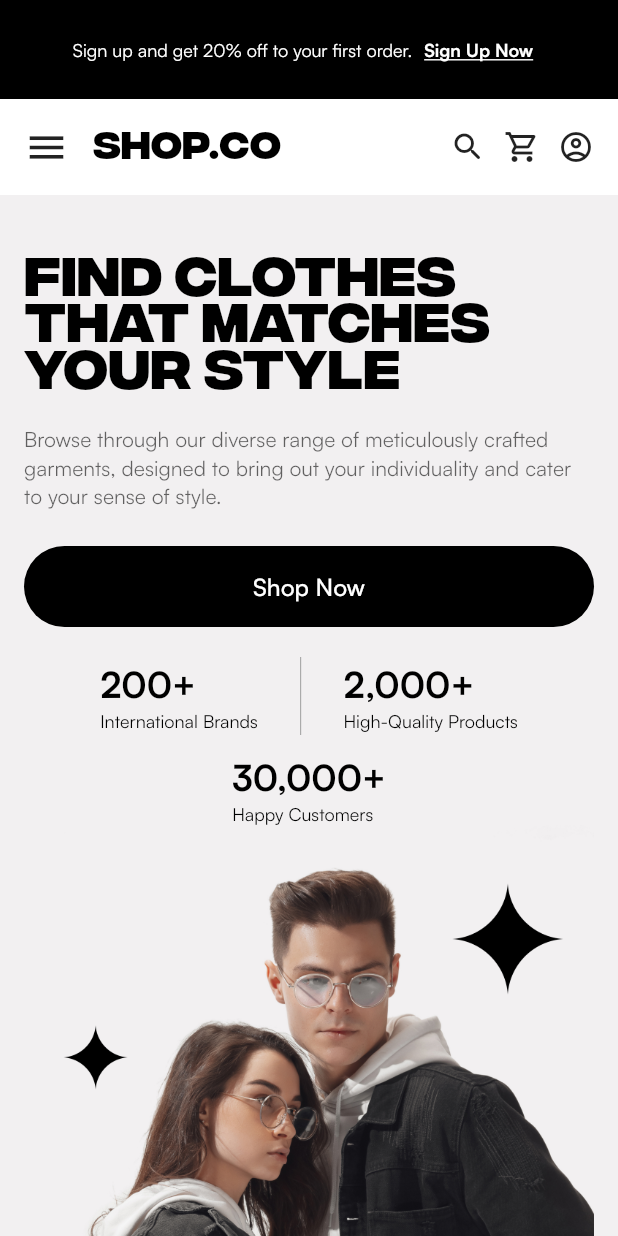
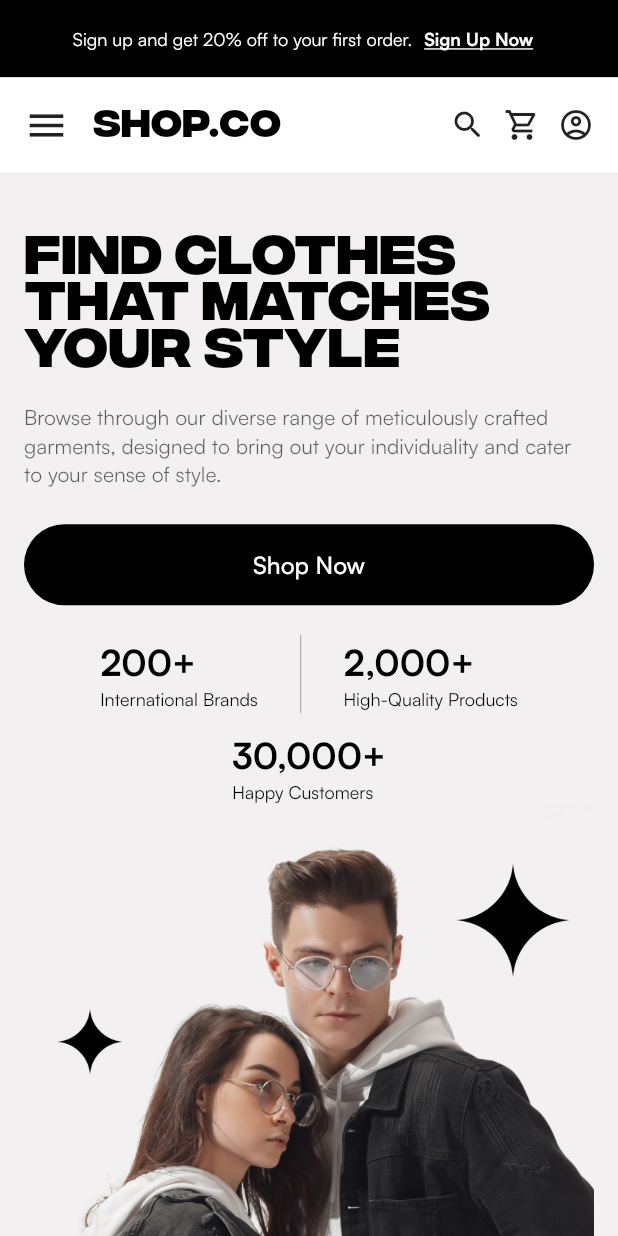
Before and after one commit to rcahya007/shop.co, a Flutter app: the screen it shows after launch, on a phone screen of 412 x 824 dp. Run offline on Flutter 3.47's test engine with Material 2 defaults, Android fonts, the phone set to English and light mode, and no system bars; drawn by our look-alikes of auto_size_text.

Commit message:
Page One

```diff
--- a/config.json
+++ b/config.json
@@ -2,5 +2,7 @@
     "modules": [],
     "module_directory_name": "module",
     "experimental_mode": false,
-    "unfreezed": true
+    "learning_mode": false,
+    "unfreezed": true,
+    "use_cubit": false
 }
--- a/lib/common/widgets/banner_disc.dart
+++ b/lib/common/widgets/banner_disc.dart
@@ -16,7 +16,9 @@ class BannerDisc extends StatelessWidget {
 
   @override
   Widget build(BuildContext context) {
-    return Container(
+    return AspectRatio(
+      aspectRatio: 16 / 2,
+      child: Container(
         decoration: BoxDecoration(
           color: colorBlack,
         ),
@@ -48,6 +50,7 @@ class BannerDisc extends StatelessWidget {
             ],
           ),
         ),
+      ),
     );
   }
 }
--- a/lib/presentation/homepage/home_page.dart
+++ b/lib/presentation/homepage/home_page.dart
@@ -2,6 +2,7 @@ import 'package:flutter/material.dart';
 import 'package:shop_co/responsive/desktop_body.dart';
 import 'package:shop_co/responsive/mobile_body.dart';
 import 'package:shop_co/responsive/responsive_layout.dart';
+import 'package:shop_co/responsive/tablet_body.dart';
 
 class HomePage extends StatefulWidget {
   const HomePage({super.key});
@@ -16,6 +17,7 @@ class _HomePageState extends State<HomePage> {
     return const Scaffold(
       body: ResponsiveLayout(
         mobileBody: MyMobileBody(),
+        tabletBody: MyTabletBody(),
         desktopBody: MyDesktopBody(),
       ),
     );
--- a/lib/responsive/dimensions.dart
+++ b/lib/responsive/dimensions.dart
@@ -1 +1,2 @@
-const mobileWidth = 600;
+const mobileWidth = 500;
+const tabletWidth = 1100;
--- a/lib/responsive/mobile_body.dart
+++ b/lib/responsive/mobile_body.dart
@@ -1,3 +1,4 @@
+import 'package:auto_size_text/auto_size_text.dart';
 import 'package:flutter/material.dart';
 import 'package:shop_co/common/global_data.dart';
 import 'package:shop_co/common/widgets/action_button.dart';
@@ -36,8 +37,10 @@ class MyMobileBody extends StatelessWidget {
                       SizedBox(
                         width: 315,
                         height: 93,
-                        child: Text(
+                        child: AutoSizeText(
                           'FIND CLOTHES THAT MATCHES YOUR STYLE',
+                          minFontSize: 36,
+                          maxFontSize: 50,
                           style: integralBold.copyWith(
                             fontSize: 36,
                             height: 0.85,
@@ -154,12 +157,63 @@ class MyMobileBody extends StatelessWidget {
                           ),
                         ],
                       ),
-                      Image.asset('assets/images/modelPerson.png'),
-                      const SizedBox(
-                        height: 50,
+                      Center(
+                        child: Image.asset(
+                          'assets/images/modelPerson.png',
+                          height: 448,
+                          fit: BoxFit.cover,
+                        ),
                       ),
                     ],
                   ),
+                ),
+              ),
+              Container(
+                width: MediaQuery.of(context).size.width,
+                padding: const EdgeInsets.symmetric(
+                  vertical: 16,
+                  horizontal: 39,
+                ),
+                decoration: BoxDecoration(
+                  color: colorBlack,
+                ),
+                child: Wrap(
+                  runSpacing: 22.75,
+                  alignment: WrapAlignment.center,
+                  children: [
+                    Image.asset(
+                      'assets/images/versace_logo.png',
+                      height: 23.25,
+                    ),
+                    const SizedBox(
+                      width: 34,
+                    ),
+                    Image.asset(
+                      'assets/images/zara_logo.png',
+                      height: 26.65,
+                    ),
+                    const SizedBox(
+                      width: 34,
+                    ),
+                    Image.asset(
+                      'assets/images/gucci_logo.png',
+                      height: 25.24,
+                    ),
+                    const SizedBox(
+                      width: 34,
+                    ),
+                    Image.asset(
+                      'assets/images/prada_logo.png',
+                      height: 21,
+                    ),
+                    const SizedBox(
+                      width: 34,
+                    ),
+                    Image.asset(
+                      'assets/images/calvin_klein_logo.png',
+                      height: 21.75,
+                    ),
+                  ],
                 ),
               ),
             ],
--- a/lib/responsive/responsive_layout.dart
+++ b/lib/responsive/responsive_layout.dart
@@ -1,15 +1,18 @@
 import 'package:flutter/material.dart';
+
 import 'package:shop_co/responsive/dimensions.dart';
 
 class ResponsiveLayout extends StatelessWidget {
   final Widget mobileBody;
+  final Widget tabletBody;
   final Widget desktopBody;
 
   const ResponsiveLayout({
-    super.key,
+    Key? key,
     required this.mobileBody,
+    required this.tabletBody,
     required this.desktopBody,
-  });
+  }) : super(key: key);
 
   @override
   Widget build(BuildContext context) {
@@ -17,6 +20,8 @@ class ResponsiveLayout extends StatelessWidget {
       builder: (context, constraints) {
         if (constraints.maxWidth < mobileWidth) {
           return mobileBody;
+        } else if (constraints.maxWidth < tabletWidth) {
+          return tabletBody;
         } else {
           return desktopBody;
         }
--- /dev/null
+++ b/lib/responsive/tablet_body.dart
@@ -0,0 +1,12 @@
+import 'package:flutter/material.dart';
+
+class MyTabletBody extends StatelessWidget {
+  const MyTabletBody({super.key});
+
+  @override
+  Widget build(BuildContext context) {
+    return const Scaffold(
+      backgroundColor: Colors.yellowAccent,
+    );
+  }
+}
```
Also changed, not shown: pubspec.yaml (+5 -54 lines), assets/images/calvin_klein_logo.png (added), assets/images/gucci_logo.png (added), assets/images/prada_logo.png (added), assets/images/versace_logo.png (added), assets/images/zara_logo.png (added), pubspec.lock. Lines whose indentation alone changed are shown as unchanged.
